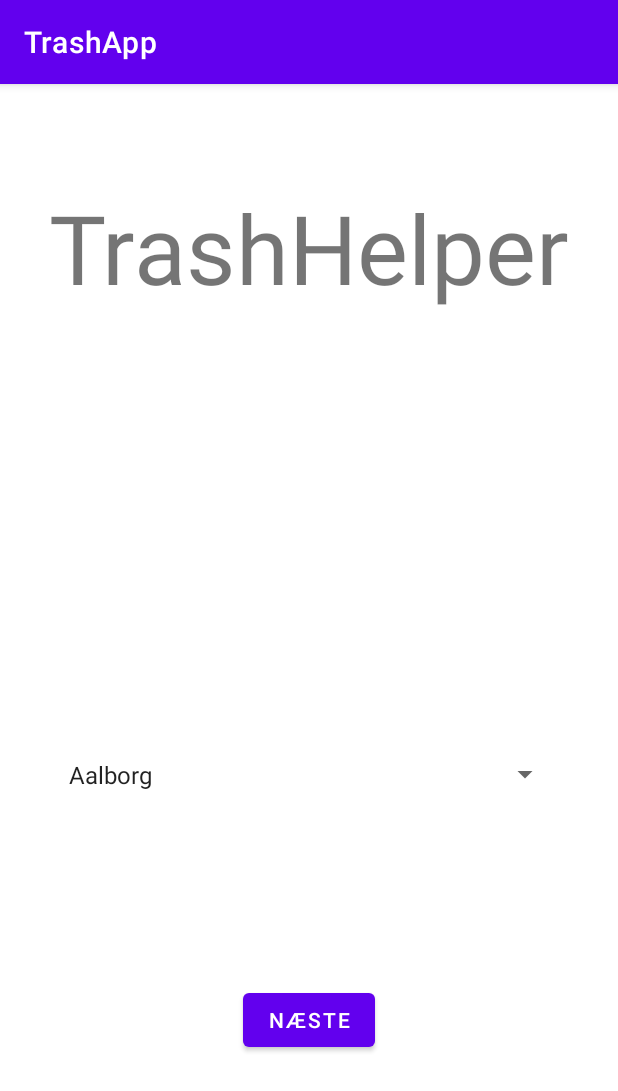
After one commit to dulda280/TrashApp, an Android app: the StartScreen screen opened directly, with no data from a screen before it, on a phone screen of 412 x 824 dp. The commit adds this screen. Shown: the top 1091 px of the screen. Run offline under Robolectric (Android 15) with nearby library versions, the phone set to English and light mode, and no system bars.

Commit message:
startScreen

```diff
--- a/app/src/main/AndroidManifest.xml
+++ b/app/src/main/AndroidManifest.xml
@@ -4,9 +4,11 @@
     package="dk.seb.trashapp">
 
     <uses-feature android:name="android.hardware.camera.any" />
+
     <uses-permission android:name="android.permission.CAMERA" />
     <uses-permission android:name="android.permission.RECORD_AUDIO" />
-    <uses-permission android:name="android.permission.WRITE_EXTERNAL_STORAGE"
+    <uses-permission
+        android:name="android.permission.WRITE_EXTERNAL_STORAGE"
         android:maxSdkVersion="28" />
 
     <application
@@ -20,6 +22,17 @@
         android:theme="@style/Theme.TrashApp"
         tools:targetApi="31">
         <activity
+            android:name=".StartScreen"
+            android:exported="true">
+            <intent-filter>
+                <action android:name="android.intent.action.MAIN" />
+
+                <category android:name="android.intent.category.LAUNCHER" />
+            </intent-filter>
+        </activity>
+
+
+        <activity
             android:name=".MainActivity"
             android:exported="true">
             <intent-filter>
--- a/app/src/main/java/dk/seb/trashapp/MainActivity.kt
+++ b/app/src/main/java/dk/seb/trashapp/MainActivity.kt
@@ -171,7 +171,7 @@ class MainActivity : AppCompatActivity() {
                 maxPos = i
 
             }
-        var classes: String = {}
+        //var classes: String = {}
 
 
     // Releases model resources if no longer used.
--- /dev/null
+++ b/app/src/main/java/dk/seb/trashapp/StartScreen.kt
@@ -0,0 +1,33 @@
+package dk.seb.trashapp
+
+import androidx.appcompat.app.AppCompatActivity
+import android.os.Bundle
+import android.view.View
+import android.widget.AdapterView
+import android.widget.ArrayAdapter
+import android.widget.Spinner
+
+class StartScreen : AppCompatActivity() {
+    override fun onCreate(savedInstanceState: Bundle?) {
+        super.onCreate(savedInstanceState)
+        setContentView(R.layout.activity_start_screen)
+
+        val spinner: Spinner = findViewById(R.id.spinner)
+        ArrayAdapter.createFromResource(this,
+        R.array.kommuner,
+        android.R.layout.simple_spinner_item
+        ).also {
+            adapter -> adapter.setDropDownViewResource(android.R.layout.simple_spinner_dropdown_item)
+            spinner.adapter = adapter
+        }
+        spinner.onItemSelectedListener = object : AdapterView.OnItemSelectedListener{
+            override fun onItemSelected(p0: AdapterView<*>?, p1: View?, p2: Int, p3: Long) {
+                val selectedItem = spinner.getItemAtPosition(p2).toString()
+            }
+
+            override fun onNothingSelected(p0: AdapterView<*>?) {
+                TODO("Not yet implemented")
+            }
+        }
+    }
+}
--- /dev/null
+++ b/app/src/main/res/layout/activity_start_screen.xml
@@ -0,0 +1,40 @@
+<?xml version="1.0" encoding="utf-8"?>
+<androidx.constraintlayout.widget.ConstraintLayout xmlns:android="http://schemas.android.com/apk/res/android"
+    xmlns:app="http://schemas.android.com/apk/res-auto"
+    xmlns:tools="http://schemas.android.com/tools"
+    android:layout_width="match_parent"
+    android:layout_height="match_parent"
+    tools:context=".StartScreen">
+
+    <TextView
+        android:id="@+id/trashHelper"
+        android:layout_width="wrap_content"
+        android:layout_height="wrap_content"
+        android:layout_marginBottom="550dp"
+        android:text="TrashHelper"
+        android:textSize="64dp"
+        app:layout_constraintBottom_toBottomOf="parent"
+        app:layout_constraintEnd_toEndOf="parent"
+        app:layout_constraintStart_toStartOf="parent"
+        app:layout_constraintTop_toTopOf="parent" />
+
+    <Spinner
+        android:id="@+id/spinner"
+        android:layout_width="336dp"
+        android:layout_height="38dp"
+        app:layout_constraintBottom_toBottomOf="parent"
+        app:layout_constraintEnd_toEndOf="parent"
+        app:layout_constraintStart_toStartOf="parent"
+        app:layout_constraintTop_toBottomOf="@+id/trashHelper" />
+
+    <Button
+        android:id="@+id/button"
+        android:layout_width="wrap_content"
+        android:layout_height="wrap_content"
+        android:text="Næste"
+        app:layout_constraintBottom_toBottomOf="parent"
+        app:layout_constraintEnd_toEndOf="parent"
+        app:layout_constraintStart_toStartOf="parent"
+        app:layout_constraintTop_toBottomOf="@+id/spinner" />
+
+</androidx.constraintlayout.widget.ConstraintLayout>
--- a/app/src/main/res/values/strings.xml
+++ b/app/src/main/res/values/strings.xml
@@ -3,4 +3,10 @@
     <string name="take_photo">Take Photo</string>
     <string name="start_capture">Start Capture</string>
     <string name="stop_capture">Stop Capture</string>
+
+    <string-array name="kommuner">
+        <item>Aalborg</item>
+        <item>Varde</item>
+        <item>Esbjerg</item>
+    </string-array>
 </resources>
```
